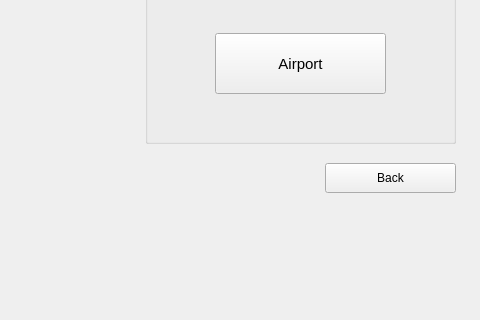
The window that airportManager.ui (Muneeba-Badar/DB-Final-Project) describes before a commit, drawn with Qt 5; both pictures show x 125 to 605 and y 247 to 567 of the 812 by 567 pixel window.
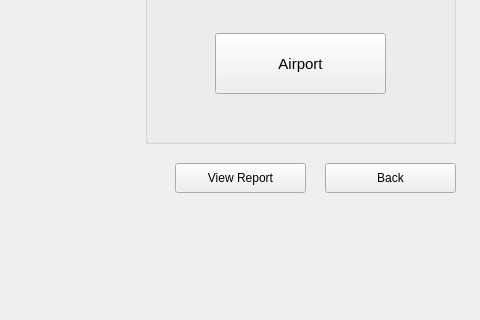
The same window after the commit.

```diff
--- a/airportManager.ui
+++ b/airportManager.ui
@@ -107,6 +107,24 @@
      <string>Airport Manager</string>
     </property>
    </widget>
+   <widget class="QPushButton" name="airportReport">
+    <property name="geometry">
+     <rect>
+      <x>300</x>
+      <y>410</y>
+      <width>131</width>
+      <height>30</height>
+     </rect>
+    </property>
+    <property name="font">
+     <font>
+      <pointsize>9</pointsize>
+     </font>
+    </property>
+    <property name="text">
+     <string>View Report</string>
+    </property>
+   </widget>
   </widget>
   <widget class="QMenuBar" name="menubar">
    <property name="geometry">
```
Left out of the diff: 2 changed lines with no effect on the pictures.
